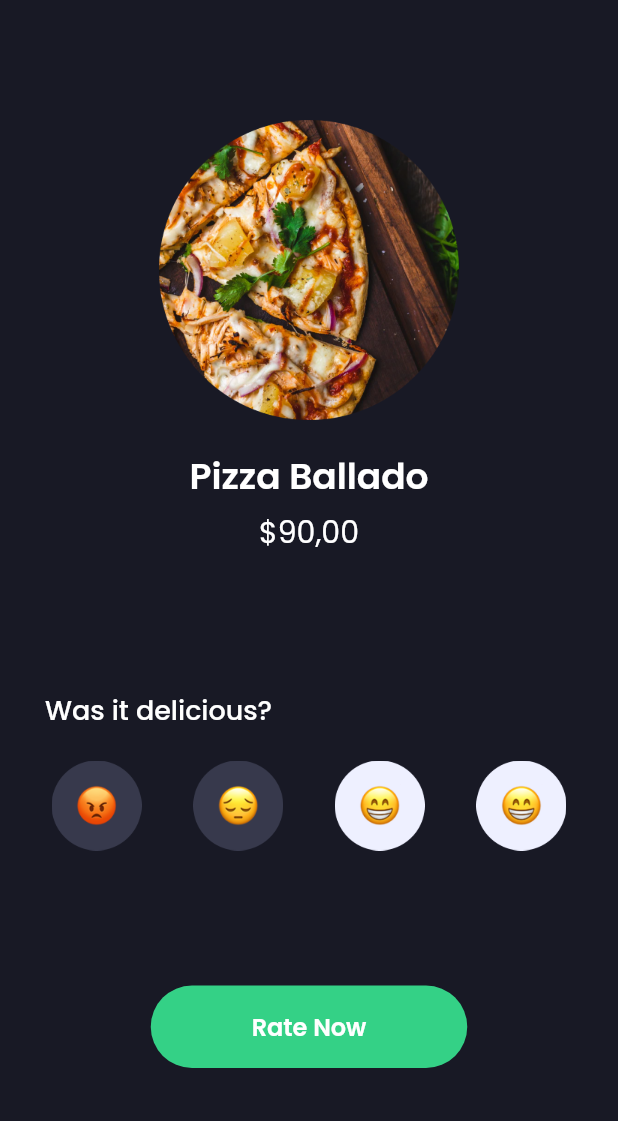
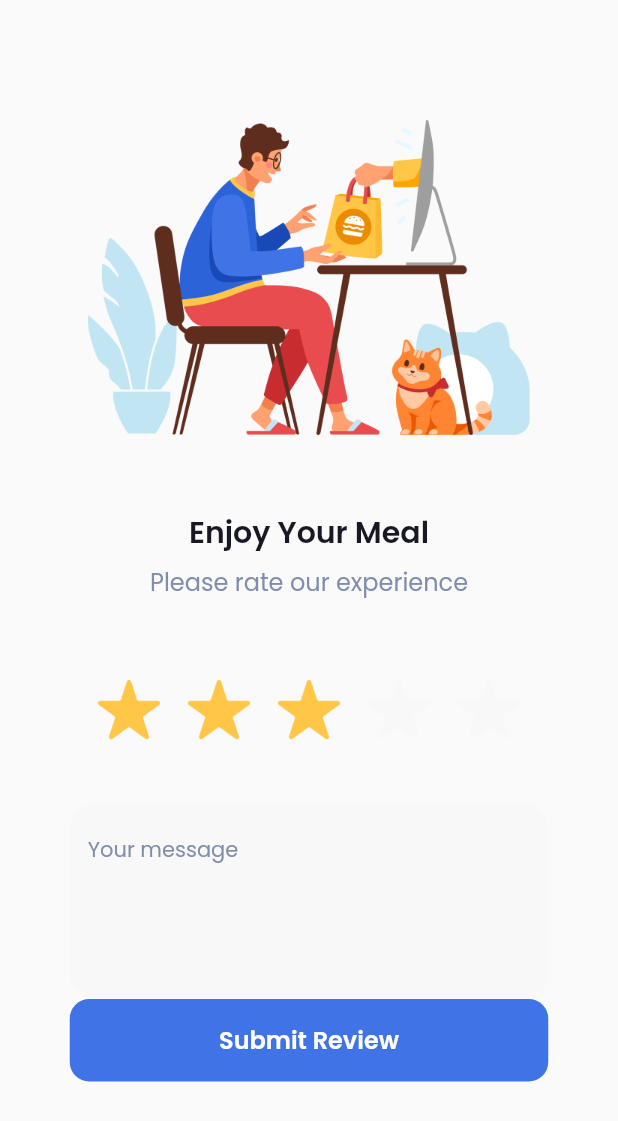
Before and after one commit to Ripat-2345/7-days-flutter, a Flutter app: the screen it shows after launch, on a phone screen of 412 x 824 dp. Shown: the top 1121 px of the screen. Run offline on Flutter 3.47's test engine with Material 2 defaults, Android fonts, the phone set to English and light mode, and no system bars; our stand-ins replace google_fonts.

Commit message:
update day 5

```diff
--- a/day-5/flutter_application_1/lib/main.dart
+++ b/day-5/flutter_application_1/lib/main.dart
@@ -1,5 +1,6 @@
 import 'package:flutter/material.dart';
 import 'package:flutter_application_1/pages/rating1.dart';
+import 'package:flutter_application_1/pages/rating2.dart';
 
 void main() {
   runApp(Day5());
@@ -12,7 +13,7 @@ class Day5 extends StatelessWidget {
   Widget build(BuildContext context) {
     return MaterialApp(
       debugShowCheckedModeBanner: false,
-      home: Rating1(),
+      home: Rating2(),
     );
   }
 }
--- /dev/null
+++ b/day-5/flutter_application_1/lib/pages/rating2.dart
@@ -0,0 +1,97 @@
+import 'package:flutter/material.dart';
+import 'package:flutter_application_1/widgets/theme.dart';
+
+class Rating2 extends StatelessWidget {
+  const Rating2({Key? key}) : super(key: key);
+
+  @override
+  Widget build(BuildContext context) {
+    return Scaffold(
+      body: ListView(
+        children: [
+          Padding(
+            padding: EdgeInsets.only(top: 80),
+            child: Column(
+              children: [
+                Container(
+                  width: 295,
+                  height: 210,
+                  child: Image.asset('assets/work_illustration.png'),
+                ),
+                Container(
+                  margin: EdgeInsets.only(top: 50),
+                  child: Text(
+                    'Enjoy Your Meal',
+                    style: titleTextStyle.copyWith(
+                      color: blackColor,
+                      fontSize: 20,
+                      fontWeight: FontWeight.w600,
+                    ),
+                  ),
+                ),
+                Container(
+                  margin: EdgeInsets.only(top: 6),
+                  child: Text(
+                    'Please rate our experience',
+                    style: subTextStyle.copyWith(
+                      color: grayColor,
+                      fontSize: 16,
+                      fontWeight: FontWeight.w400,
+                    ),
+                  ),
+                ),
+                Container(
+                  margin: EdgeInsets.only(top: 50),
+                  width: 290,
+                  height: 50,
+                  child: Image.asset('assets/stars.png'),
+                ),
+                SizedBox(
+                  height: 36,
+                ),
+                Container(
+                  width: 319,
+                  height: 130,
+                  child: TextFormField(
+                    decoration: InputDecoration(
+                      fillColor: Color(0xffF8F8F8),
+                      filled: true,
+                      border: OutlineInputBorder(
+                        borderRadius: BorderRadius.circular(17),
+                        borderSide: BorderSide.none,
+                      ),
+                      hintText: 'Your message',
+                      hintStyle: subTextStyle.copyWith(
+                        color: grayColor,
+                        fontSize: 14,
+                        fontWeight: FontWeight.w400,
+                      ),
+                    ),
+                    maxLines: 5,
+                  ),
+                ),
+                Container(
+                  width: 319,
+                  height: 55,
+                  decoration: BoxDecoration(
+                    color: blueColor,
+                    borderRadius: BorderRadius.circular(13),
+                  ),
+                  child: new TextButton(
+                    onPressed: () {
+                      print('Submited success');
+                    },
+                    child: Text(
+                      'Submit Review',
+                      style: buttonTextStyle,
+                    ),
+                  ),
+                )
+              ],
+            ),
+          ),
+        ],
+      ),
+    );
+  }
+}
```
